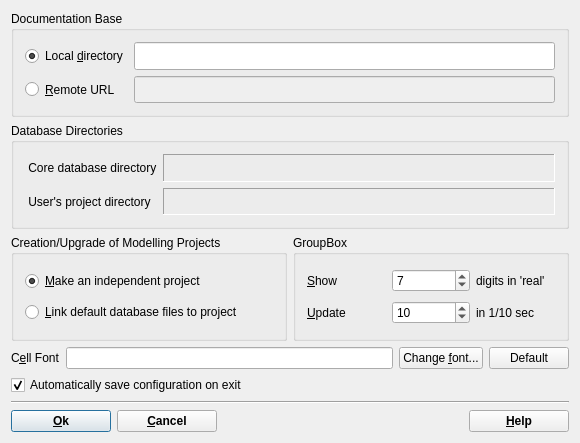
This is gems3/vizor4/dlg4/SettingsDialog4.ui in gemshub/GEMSGUI as Qt 5 draws it before an edit. The edited form follows.
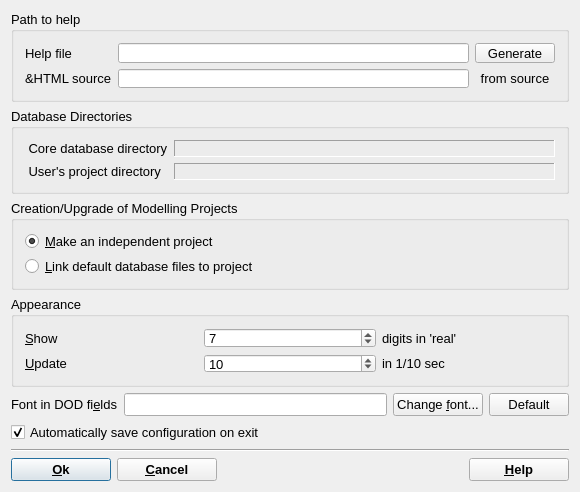
This is the edited form.

```diff
--- a/gems3/vizor4/dlg4/SettingsDialog4.ui
+++ b/gems3/vizor4/dlg4/SettingsDialog4.ui
@@ -8,7 +8,7 @@
     <x>0</x>
     <y>0</y>
     <width>580</width>
-    <height>443</height>
+    <height>492</height>
    </rect>
   </property>
   <property name="minimumSize">
@@ -17,11 +17,16 @@
     <height>310</height>
    </size>
   </property>
+  <property name="font">
+   <font>
+    <pointsize>10</pointsize>
+   </font>
+  </property>
   <property name="windowTitle">
    <string>Set GEM-Selektor preferences</string>
   </property>
-  <layout class="QGridLayout">
-   <item row="0" column="0" colspan="2">
+  <layout class="QGridLayout" name="gridLayout_3">
+   <item row="0" column="0">
     <widget class="QGroupBox" name="groupBox">
      <property name="sizePolicy">
       <sizepolicy hsizetype="Minimum" vsizetype="Minimum">
@@ -30,25 +35,9 @@
       </sizepolicy>
      </property>
      <property name="title">
-      <string>Documentation Base</string>
+      <string>Path to help</string>
      </property>
-     <layout class="QGridLayout">
-      <item row="0" column="0">
-       <widget class="QRadioButton" name="pLocalDoc">
-        <property name="sizePolicy">
-         <sizepolicy hsizetype="Minimum" vsizetype="Minimum">
-          <horstretch>0</horstretch>
-          <verstretch>0</verstretch>
-         </sizepolicy>
-        </property>
-        <property name="text">
-         <string>Local &amp;directory</string>
-        </property>
-        <property name="checked">
-         <bool>true</bool>
-        </property>
-       </widget>
-      </item>
+     <layout class="QGridLayout" name="gridLayout">
       <item row="0" column="1">
        <widget class="QLineEdit" name="pLocalDocDir">
         <property name="sizePolicy">
@@ -59,23 +48,17 @@
         </property>
        </widget>
       </item>
-      <item row="1" column="0">
-       <widget class="QRadioButton" name="pRemoteDoc">
-        <property name="sizePolicy">
-         <sizepolicy hsizetype="Minimum" vsizetype="Minimum">
-          <horstretch>0</horstretch>
-          <verstretch>0</verstretch>
-         </sizepolicy>
-        </property>
+      <item row="0" column="2">
+       <widget class="QPushButton" name="butGenerate">
         <property name="text">
-         <string>&amp;Remote URL</string>
+         <string>Generate</string>
         </property>
        </widget>
       </item>
       <item row="1" column="1">
-       <widget class="QLineEdit" name="pRemoteDocURL">
+       <widget class="QLineEdit" name="pRemoteHTML">
         <property name="enabled">
-         <bool>false</bool>
+         <bool>true</bool>
         </property>
         <property name="sizePolicy">
          <sizepolicy hsizetype="Expanding" vsizetype="Minimum">
@@ -85,10 +68,34 @@
         </property>
        </widget>
       </item>
+      <item row="1" column="2">
+       <widget class="QLabel" name="label">
+        <property name="text">
+         <string>from source</string>
+        </property>
+        <property name="alignment">
+         <set>Qt::AlignCenter</set>
+        </property>
+       </widget>
+      </item>
+      <item row="0" column="0">
+       <widget class="QLabel" name="label_2">
+        <property name="text">
+         <string>Help file</string>
+        </property>
+       </widget>
+      </item>
+      <item row="1" column="0">
+       <widget class="QLabel" name="label_3">
+        <property name="text">
+         <string>&amp;HTML source</string>
+        </property>
+       </widget>
+      </item>
      </layout>
     </widget>
    </item>
-   <item row="1" column="0" colspan="2">
+   <item row="1" column="0">
     <widget class="QGroupBox" name="groupBox_2">
      <property name="sizePolicy">
       <sizepolicy hsizetype="Preferred" vsizetype="Minimum">
@@ -199,7 +206,7 @@
      </layout>
     </widget>
    </item>
-   <item row="2" column="1">
+   <item row="3" column="0">
     <widget class="QGroupBox" name="groupBox_4">
      <property name="sizePolicy">
       <sizepolicy hsizetype="Preferred" vsizetype="Minimum">
@@ -208,9 +215,9 @@
       </sizepolicy>
      </property>
      <property name="title">
-      <string>GroupBox</string>
+      <string>Appearance  </string>
      </property>
-     <layout class="QGridLayout">
+     <layout class="QGridLayout" name="gridLayout_2">
       <item row="0" column="0">
        <widget class="QLabel" name="TextLabel1">
         <property name="text">
@@ -298,12 +305,12 @@
      </layout>
     </widget>
    </item>
-   <item row="3" column="0" colspan="2">
+   <item row="4" column="0">
     <layout class="QHBoxLayout">
      <item>
       <widget class="QLabel" name="TextLabel1_3">
        <property name="text">
-        <string>C&amp;ell Font</string>
+        <string>Font in DOD fi&amp;elds</string>
        </property>
        <property name="wordWrap">
         <bool>false</bool>
@@ -342,7 +349,7 @@
      </item>
     </layout>
    </item>
-   <item row="4" column="0">
+   <item row="5" column="0">
     <widget class="QCheckBox" name="pConfigAutosave">
      <property name="text">
       <string>Automatically save configuration on exit</string>
@@ -352,7 +359,7 @@
      </property>
     </widget>
    </item>
-   <item row="5" column="0" colspan="2">
+   <item row="6" column="0">
     <widget class="Line" name="Line1">
      <property name="frameShape">
       <enum>QFrame::HLine</enum>
@@ -362,7 +369,7 @@
      </property>
     </widget>
    </item>
-   <item row="6" column="0" colspan="2">
+   <item row="7" column="0">
     <layout class="QHBoxLayout">
      <item>
       <widget class="QPushButton" name="pButtonOK">
```
Left out of the diff: 36 changed lines with no effect on the pictures.
